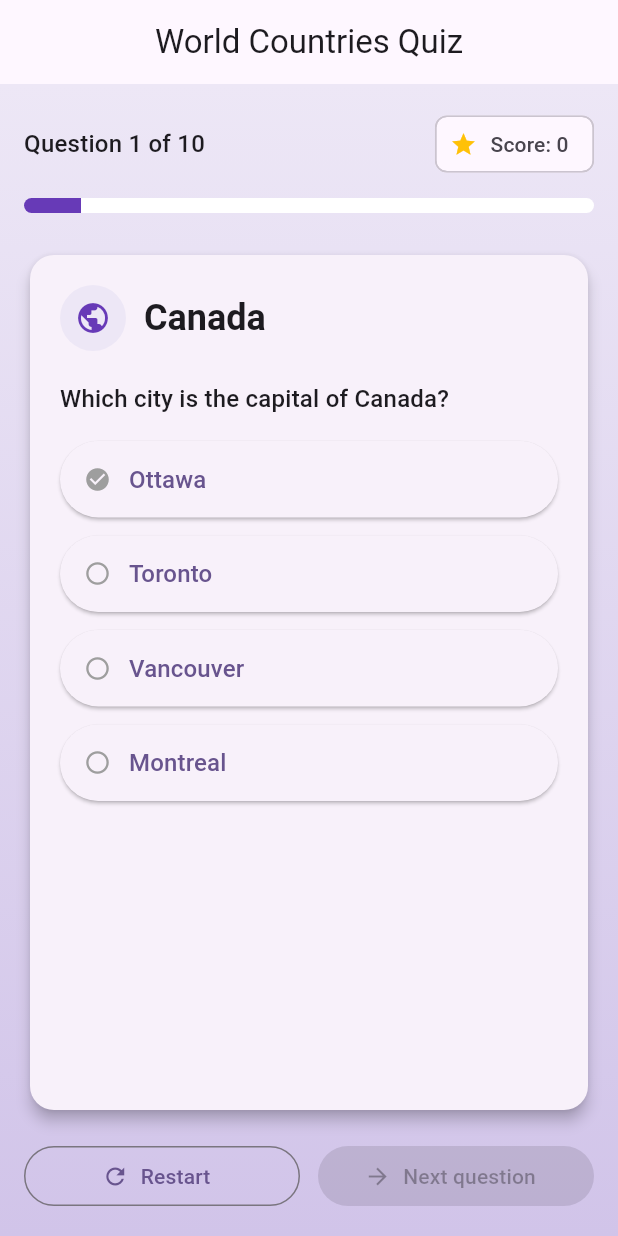
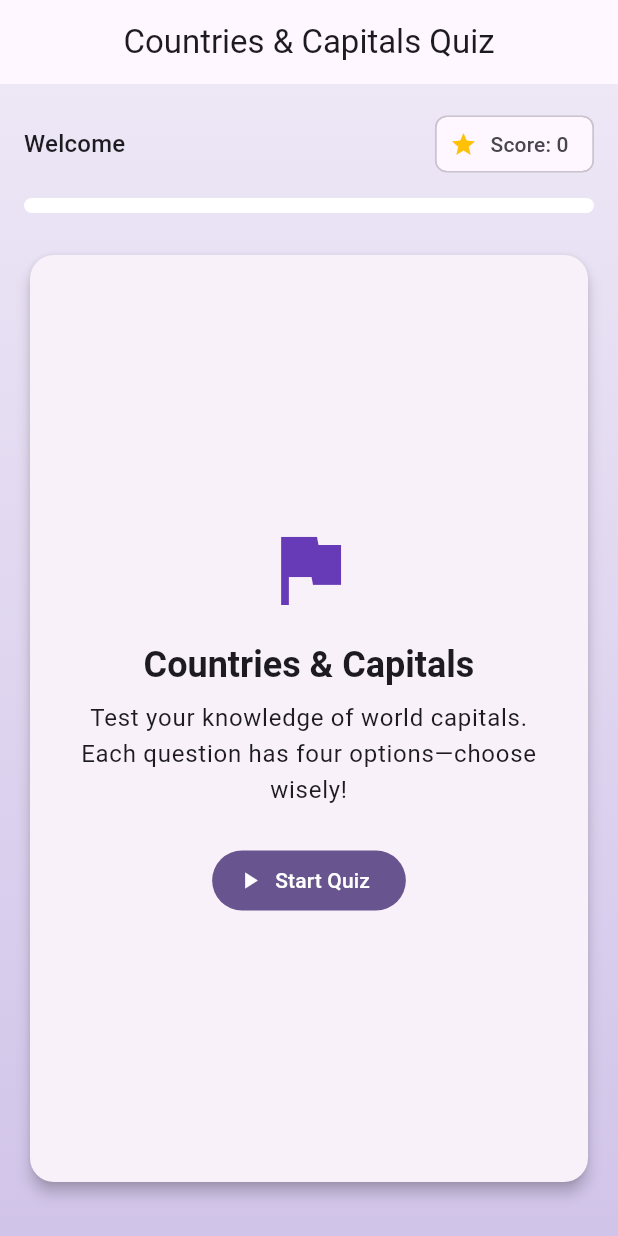
Before and after one commit to marksev/quizapp, a Flutter app: the screen it shows after launch, on a phone screen of 412 x 824 dp. Run offline on Flutter 3.47's test engine with Material 3 defaults, Android fonts, the phone set to English and light mode, and no system bars.

Commit message:
Create countries quiz experience

```diff
--- /dev/null
+++ b/lib/data/questions.dart
@@ -0,0 +1,64 @@
+import '../models/question.dart';
+
+const List<Question> questions = [
+  Question(
+    country: 'France',
+    options: ['Paris', 'Lyon', 'Marseille', 'Toulouse'],
+    correctAnswer: 'Paris',
+  ),
+  Question(
+    country: 'Brazil',
+    options: ['Rio de Janeiro', 'Brasília', 'São Paulo', 'Salvador'],
+    correctAnswer: 'Brasília',
+  ),
+  Question(
+    country: 'Japan',
+    options: ['Osaka', 'Sapporo', 'Tokyo', 'Kyoto'],
+    correctAnswer: 'Tokyo',
+  ),
+  Question(
+    country: 'Kenya',
+    options: ['Mombasa', 'Nairobi', 'Kisumu', 'Nakuru'],
+    correctAnswer: 'Nairobi',
+  ),
+  Question(
+    country: 'Germany',
+    options: ['Berlin', 'Hamburg', 'Munich', 'Frankfurt'],
+    correctAnswer: 'Berlin',
+  ),
+  Question(
+    country: 'Australia',
+    options: ['Sydney', 'Canberra', 'Melbourne', 'Perth'],
+    correctAnswer: 'Canberra',
+  ),
+  Question(
+    country: 'Canada',
+    options: ['Toronto', 'Vancouver', 'Ottawa', 'Montreal'],
+    correctAnswer: 'Ottawa',
+  ),
+  Question(
+    country: 'Egypt',
+    options: ['Giza', 'Alexandria', 'Cairo', 'Luxor'],
+    correctAnswer: 'Cairo',
+  ),
+  Question(
+    country: 'Mexico',
+    options: ['Guadalajara', 'Cancún', 'Tijuana', 'Mexico City'],
+    correctAnswer: 'Mexico City',
+  ),
+  Question(
+    country: 'Norway',
+    options: ['Bergen', 'Oslo', 'Trondheim', 'Stavanger'],
+    correctAnswer: 'Oslo',
+  ),
+  Question(
+    country: 'Thailand',
+    options: ['Bangkok', 'Chiang Mai', 'Phuket', 'Pattaya'],
+    correctAnswer: 'Bangkok',
+  ),
+  Question(
+    country: 'Argentina',
+    options: ['Córdoba', 'Mendoza', 'Buenos Aires', 'Rosario'],
+    correctAnswer: 'Buenos Aires',
+  ),
+];
--- a/lib/main.dart
+++ b/lib/main.dart
@@ -1,4 +1,6 @@
 import 'package:flutter/material.dart';
+import 'data/questions.dart';
+import 'models/question.dart';
 
 void main() {
   runApp(const QuizApp());
@@ -10,7 +12,7 @@ class QuizApp extends StatelessWidget {
   @override
   Widget build(BuildContext context) {
     return MaterialApp(
-      title: 'World Countries Quiz',
+      title: 'Countries & Capitals Quiz',
       debugShowCheckedModeBanner: false,
       theme: ThemeData(
         colorScheme: ColorScheme.fromSeed(seedColor: Colors.deepPurple),
@@ -21,19 +23,7 @@ class QuizApp extends StatelessWidget {
   }
 }
 
-class QuizQuestion {
-  const QuizQuestion({
-    required this.country,
-    required this.options,
-    required this.correctIndex,
-    this.fact,
-  });
-
-  final String country;
-  final List<String> options;
-  final int correctIndex;
-  final String? fact;
-}
+enum QuizStage { notStarted, inProgress, finished }
 
 class QuizHomePage extends StatefulWidget {
   const QuizHomePage({super.key});
@@ -43,78 +33,18 @@ class QuizHomePage extends StatefulWidget {
 }
 
 class _QuizHomePageState extends State<QuizHomePage> {
-  final List<QuizQuestion> _questions = const [
-    QuizQuestion(
-      country: 'Canada',
-      options: ['Ottawa', 'Toronto', 'Vancouver', 'Montreal'],
-      correctIndex: 0,
-      fact: 'Ottawa sits on the Ontario–Quebec border and is home to the Rideau Canal.',
-    ),
-    QuizQuestion(
-      country: 'Japan',
-      options: ['Kyoto', 'Tokyo', 'Osaka', 'Sapporo'],
-      correctIndex: 1,
-      fact: 'Tokyo is the world’s most populous metropolitan area.',
-    ),
-    QuizQuestion(
-      country: 'Australia',
-      options: ['Sydney', 'Melbourne', 'Canberra', 'Perth'],
-      correctIndex: 2,
-      fact: 'Canberra was selected as a compromise between rivals Sydney and Melbourne.',
-    ),
-    QuizQuestion(
-      country: 'Brazil',
-      options: ['São Paulo', 'Brasília', 'Rio de Janeiro', 'Salvador'],
-      correctIndex: 1,
-      fact: 'Brasília was inaugurated in 1960 and designed by architect Oscar Niemeyer.',
-    ),
-    QuizQuestion(
-      country: 'Kenya',
-      options: ['Mombasa', 'Nairobi', 'Kisumu', 'Nakuru'],
-      correctIndex: 1,
-      fact: 'Nairobi is nicknamed "The Green City in the Sun" for its parks and sunshine.',
-    ),
-    QuizQuestion(
-      country: 'Germany',
-      options: ['Hamburg', 'Berlin', 'Munich', 'Frankfurt'],
-      correctIndex: 1,
-      fact: 'Berlin has more bridges than Venice and is nine times larger.',
-    ),
-    QuizQuestion(
-      country: 'Argentina',
-      options: ['Córdoba', 'Buenos Aires', 'Rosario', 'Mendoza'],
-      correctIndex: 1,
-      fact: 'Buenos Aires is called the "Paris of South America" for its architecture.',
-    ),
-    QuizQuestion(
-      country: 'Egypt',
-      options: ['Giza', 'Alexandria', 'Cairo', 'Luxor'],
-      correctIndex: 2,
-      fact: 'Cairo’s metropolitan area is the largest in the Arab world.',
-    ),
-    QuizQuestion(
-      country: 'Norway',
-      options: ['Bergen', 'Trondheim', 'Oslo', 'Stavanger'],
-      correctIndex: 2,
-      fact: 'Oslo is surrounded by the Oslofjord and forested hills, making it great for hiking.',
-    ),
-    QuizQuestion(
-      country: 'Thailand',
-      options: ['Chiang Mai', 'Bangkok', 'Phuket', 'Pattaya'],
-      correctIndex: 1,
-      fact: 'Bangkok’s ceremonial name is over 160 characters long in Thai.',
-    ),
-  ];
-
+  final List<Question> _questions = questions;
+  QuizStage _stage = QuizStage.notStarted;
   int _currentIndex = 0;
   int _score = 0;
   int? _selectedIndex;
-  bool _showSummary = false;
 
-  QuizQuestion get _currentQuestion => _questions[_currentIndex];
+  Question get _currentQuestion => _questions[_currentIndex];
+
+  bool get _hasAnswered => _selectedIndex != null;
 
   void _selectOption(int index) {
-    if (_showSummary) {
+    if (_stage != QuizStage.inProgress || _hasAnswered) {
       return;
     }
 
@@ -124,12 +54,15 @@ class _QuizHomePageState extends State<QuizHomePage> {
   }
 
   void _nextQuestion() {
-    if (_selectedIndex == null) {
+    if (!_hasAnswered) {
       return;
     }
 
+    final bool isCorrect =
+        _currentQuestion.options[_selectedIndex!] == _currentQuestion.correctAnswer;
+
     setState(() {
-      if (_selectedIndex == _currentQuestion.correctIndex) {
+      if (isCorrect) {
         _score += 1;
       }
 
@@ -137,29 +70,42 @@ class _QuizHomePageState extends State<QuizHomePage> {
         _currentIndex += 1;
         _selectedIndex = null;
       } else {
-        _showSummary = true;
+        _stage = QuizStage.finished;
+        _selectedIndex = null;
       }
     });
   }
 
   void _restartQuiz() {
     setState(() {
+      _stage = QuizStage.notStarted;
       _currentIndex = 0;
       _score = 0;
       _selectedIndex = null;
-      _showSummary = false;
+    });
+  }
+
+  void _startQuiz() {
+    setState(() {
+      _stage = QuizStage.inProgress;
+      _currentIndex = 0;
+      _score = 0;
+      _selectedIndex = null;
     });
   }
 
   @override
   Widget build(BuildContext context) {
-    final progress = _showSummary
-        ? 1.0
-        : (_currentIndex + 1) / _questions.length.toDouble();
+    final progress = switch (_stage) {
+      QuizStage.notStarted => 0.0,
+      QuizStage.inProgress =>
+          (_currentIndex + 1) / _questions.length.toDouble(),
+      QuizStage.finished => 1.0,
+    };
 
     return Scaffold(
       appBar: AppBar(
-        title: const Text('World Countries Quiz'),
+        title: const Text('Countries & Capitals Quiz'),
         centerTitle: true,
       ),
       body: Container(
@@ -180,9 +126,11 @@ class _QuizHomePageState extends State<QuizHomePage> {
                   mainAxisAlignment: MainAxisAlignment.spaceBetween,
                   children: [
                     Text(
-                      _showSummary
-                          ? 'Completed'
-                          : 'Question ${_currentIndex + 1} of ${_questions.length}',
+                      _stage == QuizStage.notStarted
+                          ? 'Welcome'
+                          : _stage == QuizStage.finished
+                              ? 'Completed'
+                              : 'Question ${_currentIndex + 1} of ${_questions.length}',
                       style: Theme.of(context).textTheme.titleMedium,
                     ),
                     Chip(
@@ -203,13 +151,53 @@ class _QuizHomePageState extends State<QuizHomePage> {
                 ),
                 const SizedBox(height: 24),
                 Expanded(
-                  child: _showSummary ? _buildSummaryCard() : _buildQuestionCard(),
+                  child: switch (_stage) {
+                    QuizStage.notStarted => _buildStartCard(),
+                    QuizStage.finished => _buildSummaryCard(),
+                    QuizStage.inProgress => _buildQuestionCard(),
+                  },
                 ),
                 const SizedBox(height: 16),
                 _buildBottomBar(),
               ],
             ),
           ),
+        ),
+      ),
+    );
+  }
+
+  Widget _buildStartCard() {
+    return Card(
+      elevation: 4,
+      shape: RoundedRectangleBorder(borderRadius: BorderRadius.circular(16)),
+      child: Padding(
+        padding: const EdgeInsets.all(24),
+        child: Column(
+          mainAxisAlignment: MainAxisAlignment.center,
+          children: [
+            const Icon(Icons.flag, size: 64, color: Colors.deepPurple),
+            const SizedBox(height: 16),
+            Text(
+              'Countries & Capitals',
+              style: Theme.of(context)
+                  .textTheme
+                  .headlineSmall
+                  ?.copyWith(fontWeight: FontWeight.bold),
+            ),
+            const SizedBox(height: 8),
+            Text(
+              'Test your knowledge of world capitals. Each question has four options—choose wisely!',
+              textAlign: TextAlign.center,
+              style: Theme.of(context).textTheme.bodyLarge,
+            ),
+            const SizedBox(height: 24),
+            FilledButton.icon(
+              onPressed: _startQuiz,
+              icon: const Icon(Icons.play_arrow),
+              label: const Text('Start Quiz'),
+            ),
+          ],
         ),
       ),
     );
@@ -252,18 +240,19 @@ class _QuizHomePageState extends State<QuizHomePage> {
             const SizedBox(height: 16),
             ...List.generate(_currentQuestion.options.length, (index) {
               final option = _currentQuestion.options[index];
-              final isSelected = _selectedIndex == index;
-              final isCorrect = _currentQuestion.correctIndex == index;
-              final answered = _selectedIndex != null;
+              final bool isSelected = _selectedIndex == index;
+              final bool isCorrectOption =
+                  option == _currentQuestion.correctAnswer;
+              final bool answered = _hasAnswered;
 
               Color? background;
               Color? foreground;
               if (answered && isSelected) {
-                background = isCorrect
-                    ? Colors.green.shade100
-                    : Colors.red.shade100;
-                foreground = isCorrect ? Colors.green.shade800 : Colors.red;
-              } else if (answered && isCorrect) {
+                background =
+                    isCorrectOption ? Colors.green.shade100 : Colors.red.shade100;
+                foreground =
+                    isCorrectOption ? Colors.green.shade800 : Colors.red.shade800;
+              } else if (answered && isCorrectOption) {
                 background = Colors.green.shade50;
                 foreground = Colors.green.shade800;
               }
@@ -282,11 +271,11 @@ class _QuizHomePageState extends State<QuizHomePage> {
                   child: Row(
                     children: [
                       Icon(
-                        isCorrect
+                        isCorrectOption
                             ? Icons.check_circle
                             : Icons.radio_button_unchecked,
                         color: answered
-                            ? (isCorrect ? Colors.green : Colors.red)
+                            ? (isCorrectOption ? Colors.green : Colors.red)
                             : Colors.grey,
                       ),
                       const SizedBox(width: 12),
@@ -301,12 +290,13 @@ class _QuizHomePageState extends State<QuizHomePage> {
                 ),
               );
             }),
-            if (_selectedIndex != null) ...[
+            if (_hasAnswered) ...[
               const SizedBox(height: 12),
               Row(
                 children: [
                   Icon(
-                    _selectedIndex == _currentQuestion.correctIndex
+                    _currentQuestion.options[_selectedIndex!] ==
+                            _currentQuestion.correctAnswer
                         ? Icons.emoji_events
                         : Icons.travel_explore,
                     color: Colors.deepPurple,
@@ -314,20 +304,14 @@ class _QuizHomePageState extends State<QuizHomePage> {
                   const SizedBox(width: 8),
                   Expanded(
                     child: Text(
-                      _selectedIndex == _currentQuestion.correctIndex
+                      _currentQuestion.options[_selectedIndex!] ==
+                              _currentQuestion.correctAnswer
                           ? 'Great! That\'s correct.'
-                          : 'Not quite. The capital is ${_currentQuestion.options[_currentQuestion.correctIndex]}.',
+                          : 'Not quite. The capital is ${_currentQuestion.correctAnswer}.',
                     ),
                   ),
                 ],
               ),
-              if (_currentQuestion.fact != null) ...[
-                const SizedBox(height: 8),
-                Text(
-                  _currentQuestion.fact!,
-                  style: TextStyle(color: Colors.grey.shade700),
-                ),
-              ],
             ],
           ],
         ),
@@ -372,6 +356,18 @@ class _QuizHomePageState extends State<QuizHomePage> {
   }
 
   Widget _buildBottomBar() {
+    if (_stage == QuizStage.notStarted) {
+      return const SizedBox.shrink();
+    }
+
+    if (_stage == QuizStage.finished) {
+      return FilledButton.icon(
+        onPressed: _restartQuiz,
+        icon: const Icon(Icons.refresh),
+        label: const Text('Restart Quiz'),
+      );
+    }
+
     return Row(
       children: [
         Expanded(
@@ -384,10 +380,17 @@ class _QuizHomePageState extends State<QuizHomePage> {
         const SizedBox(width: 12),
         Expanded(
           child: FilledButton.icon(
-            onPressed:
-                _selectedIndex == null && !_showSummary ? null : _nextQuestion,
-            icon: Icon(_showSummary ? Icons.check : Icons.arrow_forward),
-            label: Text(_showSummary ? 'View score' : 'Next question'),
+            onPressed: _hasAnswered ? _nextQuestion : null,
+            icon: Icon(
+              _currentIndex == _questions.length - 1
+                  ? Icons.check
+                  : Icons.arrow_forward,
+            ),
+            label: Text(
+              _currentIndex == _questions.length - 1
+                  ? 'Finish Quiz'
+                  : 'Next Question',
+            ),
           ),
         ),
       ],
--- /dev/null
+++ b/lib/models/question.dart
@@ -0,0 +1,11 @@
+class Question {
+  const Question({
+    required this.country,
+    required this.options,
+    required this.correctAnswer,
+  });
+
+  final String country;
+  final List<String> options;
+  final String correctAnswer;
+}
```
Also changed, not shown: 1 other file.
